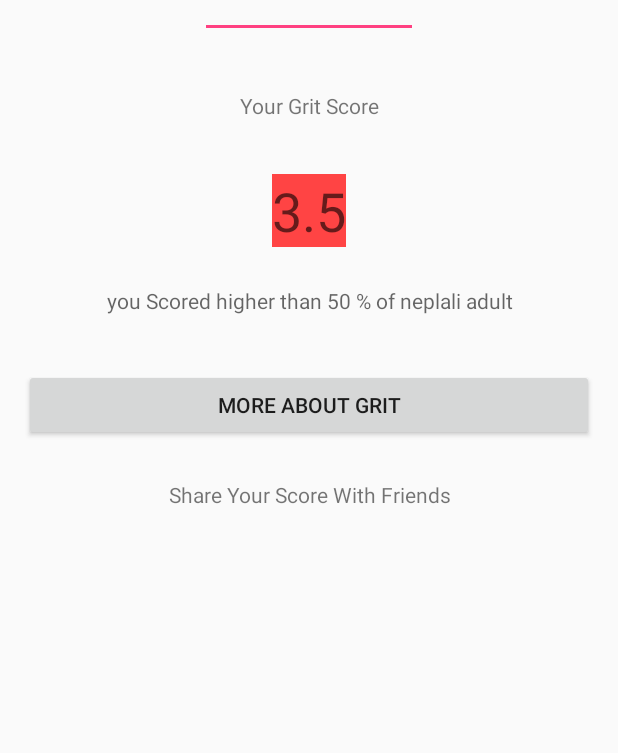
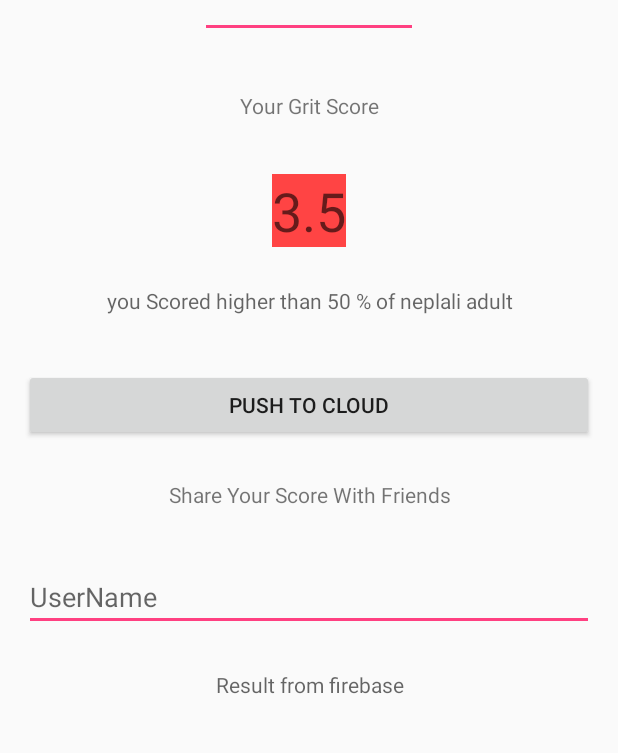
Before and after one commit to SimonAstani/GritScaleProject, an Android app: the screen it shows after launch (MainActivity), tab 2 chosen, on a phone screen of 412 x 824 dp, the part 431-1184 px from its top. Run offline under Robolectric (Android 15) with nearby library versions, the phone set to English and light mode, and no system bars.

Commit message:
firebase ma kam gardai tara database ma update vayena error . working

```diff
--- a/app/src/main/res/layout/activity_result.xml
+++ b/app/src/main/res/layout/activity_result.xml
@@ -21,7 +21,7 @@
         android:text="Your Grit Score" />
 
     <TextView
-        android:id="@+id/result"
+        android:id="@+id/resultTv"
         android:layout_width="wrap_content"
         android:layout_height="wrap_content"
         android:layout_alignStart="@+id/textView"
@@ -32,7 +32,7 @@
         android:textSize="36sp" />
 
     <TextView
-        android:id="@+id/survey"
+        android:id="@+id/surveyTv"
         android:layout_width="match_parent"
         android:layout_height="wrap_content"
         android:layout_alignParentTop="true"
@@ -42,10 +42,10 @@
         android:hint="you Scored higher than 50 % of neplali adult" />
 
     <Button
-        android:id="@+id/button"
+        android:id="@+id/push"
         android:layout_width="match_parent"
         android:layout_height="wrap_content"
-        android:text="More About Grit" />
+        android:text="Push to cloud" />
 
     <TextView
         android:layout_width="match_parent"
@@ -55,4 +55,20 @@
         android:layout_marginTop="26dp"
         android:gravity="center"
         android:text="Share Your Score With Friends" />
+
+    <EditText
+        android:layout_width="match_parent"
+        android:layout_height="wrap_content"
+        android:id="@+id/inputName"
+        android:hint="UserName"/>
+
+    <TextView
+        android:layout_width="match_parent"
+        android:layout_height="wrap_content"
+        android:layout_alignParentTop="true"
+        android:layout_marginBottom="36dp"
+        android:layout_marginTop="26dp"
+        android:gravity="center"
+        android:id="@+id/txt_users"
+        android:hint="Result from firebase" />
 </LinearLayout>
```
